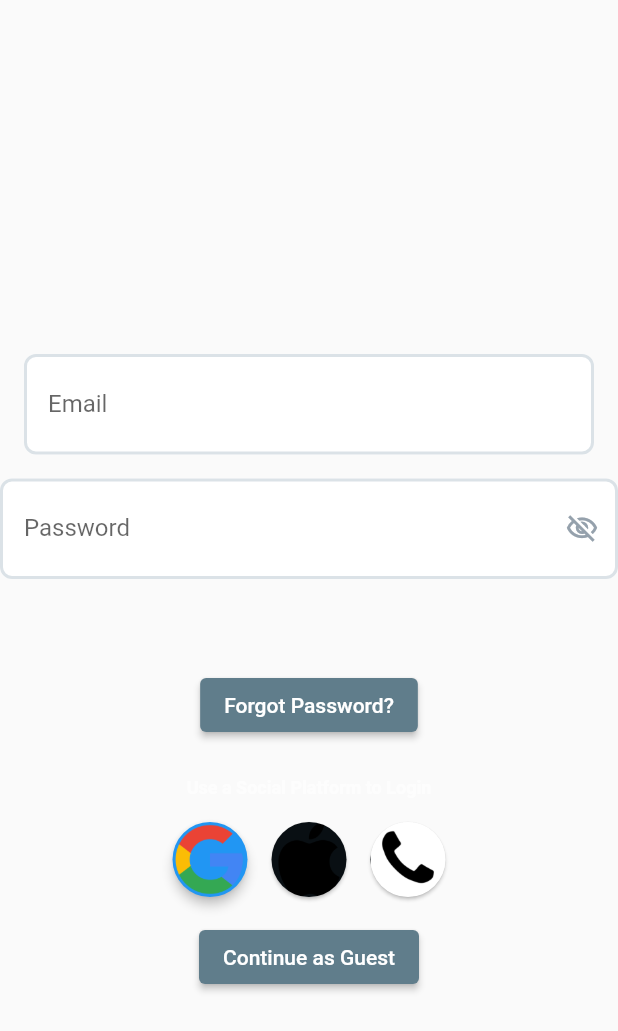
After one commit to kosigab/caraxis, a Flutter app: the FLoginPage screen opened directly, on a phone screen of 412 x 824 dp. The commit adds this screen. Shown: the top 1031 px of the screen. Run offline on Flutter 3.47's test engine with Material 2 defaults, Android fonts, the phone set to English and light mode, and no system bars; drawn by our look-alikes of auto_size_text; our stand-ins replace contacts_service, flutter_dotenv, google_fonts, google_maps_flutter, permission_handler, sliding_up_panel; Roboto replaces fonts that are missing (Lexend Deca).

```diff
--- a/lib/components/bottom_nav.dart
+++ b/lib/components/bottom_nav.dart
@@ -14,6 +14,7 @@ class _BottomNavState extends State<BottomNav> {
   @override
   Widget build(BuildContext context) {
     return BottomNavigationBar(
+      backgroundColor: Colors.black87,
       items: const <BottomNavigationBarItem>[
         BottomNavigationBarItem(
           icon: Icon(Icons.home),
@@ -37,6 +38,7 @@ class _BottomNavState extends State<BottomNav> {
       selectedItemColor: Theme.of(context).primaryColor,
       unselectedItemColor: Colors.grey,
       showUnselectedLabels: false,
+
       type: BottomNavigationBarType.fixed,
     );
   }
--- /dev/null
+++ b/lib/fleetp/flogin_page.dart
@@ -0,0 +1,250 @@
+import 'package:flutter/material.dart';
+import 'package:google_fonts/google_fonts.dart';
+import 'package:auto_size_text/auto_size_text.dart';
+
+class FLoginPage extends StatefulWidget {
+  @override
+  _FLoginPageState createState() => _FLoginPageState();
+}
+
+class _FLoginPageState extends State<FLoginPage> {
+  final TextEditingController emailAddressController = TextEditingController();
+  final TextEditingController passwordController = TextEditingController();
+  bool passwordVisibility = false;
+
+  // Validators - implement as per your requirements
+  String? emailAddressControllerValidator(String? value) {
+    return null;
+  }
+
+  String? passwordControllerValidator(String? value) {
+    return null;
+  }
+
+  @override
+  Widget build(BuildContext context) {
+    return Scaffold(
+      body: SafeArea(
+        child: Padding(
+          padding: EdgeInsetsDirectional.fromSTEB(0, 0, 0, 0),
+          child: SingleChildScrollView(
+            child: Column(
+              mainAxisSize: MainAxisSize.max,
+              mainAxisAlignment: MainAxisAlignment.spaceBetween,
+              crossAxisAlignment: CrossAxisAlignment.center,
+              children: [
+                Image.asset(
+                  'assets/images/kosview.png',
+                  width: 0,
+                  height: 200,
+                  fit: BoxFit.cover,
+                ),
+                Padding(
+                  padding: EdgeInsetsDirectional.fromSTEB(0, 24, 0, 0),
+                  child: Column(
+                    mainAxisSize: MainAxisSize.max,
+                    children: [
+                      Padding(
+                        padding: EdgeInsetsDirectional.fromSTEB(16, 12, 16, 0),
+                        child: TextFormField(
+                          controller: emailAddressController,
+                          keyboardType: TextInputType.emailAddress,
+                          decoration: InputDecoration(
+                            labelText: 'Email',
+                            hintText: 'Enter your email here...',
+                            enabledBorder: OutlineInputBorder(
+                              borderSide: BorderSide(
+                                color: Color(0xFFDBE2E7),
+                                width: 2,
+                              ),
+                              borderRadius: BorderRadius.circular(8),
+                            ),
+                            focusedBorder: OutlineInputBorder(
+                              borderSide: BorderSide(
+                                color: Colors.transparent,
+                                width: 2,
+                              ),
+                              borderRadius: BorderRadius.circular(8),
+                            ),
+                            filled: true,
+                            fillColor: Colors.white,
+                            contentPadding: EdgeInsetsDirectional.fromSTEB(16, 24, 0, 24),
+                          ),
+                          validator: emailAddressControllerValidator,
+                        ),
+                      ),
+                    ],
+                  ),
+                ),
+                Padding(
+                  padding: EdgeInsetsDirectional.fromSTEB(0, 16, 0, 0),
+                  child: Row(
+                    mainAxisSize: MainAxisSize.max,
+                    mainAxisAlignment: MainAxisAlignment.center,
+                    children: [
+                      Expanded(
+                        child: TextFormField(
+                          controller: passwordController,
+                          obscureText: !passwordVisibility,
+                          decoration: InputDecoration(
+                            labelText: 'Password',
+                            hintText: 'Enter your email here...',
+                            enabledBorder: OutlineInputBorder(
+                              borderSide: BorderSide(
+                                color: Color(0xFFDBE2E7),
+                                width: 2,
+                              ),
+                              borderRadius: BorderRadius.circular(8),
+                            ),
+                            focusedBorder: OutlineInputBorder(
+                              borderSide: BorderSide(
+                                color: Colors.transparent,
+                                width: 2,
+                              ),
+                              borderRadius: BorderRadius.circular(8),
+                            ),
+                            filled: true,
+                            fillColor: Colors.white,
+                            contentPadding: EdgeInsetsDirectional.fromSTEB(16, 24, 24, 24),
+                            suffixIcon: InkWell(
+                              onTap: () {
+                                setState(() {
+                                  passwordVisibility = !passwordVisibility;
+                                });
+                              },
+                              child: Icon(
+                                passwordVisibility
+                                    ? Icons.visibility_outlined
+                                    : Icons.visibility_off_outlined,
+                                color: Color(0xFF95A1AC),
+                                size: 22,
+                              ),
+                            ),
+                          ),
+                          validator: passwordControllerValidator,
+                        ),
+                      ),
+                    ],
+                  ),
+                ),
+                Padding(
+                  padding: EdgeInsetsDirectional.fromSTEB(0, 24, 0, 44),
+                  child: Row(
+                    mainAxisSize: MainAxisSize.max,
+                    mainAxisAlignment: MainAxisAlignment.center,
+                    children: [
+                      Expanded(
+                        child: Padding(
+                          padding: EdgeInsetsDirectional.fromSTEB(0, 24, 0, 0),
+                          child: Column(
+                            mainAxisSize: MainAxisSize.max,
+                            children: [
+                              Padding(
+                                padding: EdgeInsetsDirectional.fromSTEB(0, 12, 0, 24),
+                                child: ElevatedButton(
+                                  onPressed: () async {
+                                    // Navigate to ForgotPasswordWidget
+                                  },
+                                  child: Text('Forgot Password?'),
+                                ),
+                              ),
+                              AutoSizeText(
+                                'Use a Social Platform to Login',
+                                textAlign: TextAlign.center,
+                                style: GoogleFonts.getFont(
+                                  'Lexend Deca',
+                                  color: Color(0xB2FFFFFF),
+                                  fontWeight: FontWeight.bold,
+                                  fontSize: 12,
+                                ),
+                              ),
+                              Padding(
+                                padding: EdgeInsetsDirectional.fromSTEB(0, 12, 0, 0),
+                                child: Row(
+                                  mainAxisSize: MainAxisSize.max,
+                                  mainAxisAlignment: MainAxisAlignment.center,
+                                  children: [
+                                    Padding(
+                                      padding: EdgeInsetsDirectional.fromSTEB(0, 0, 8, 0),
+                                      child: Card(
+                                        clipBehavior: Clip.antiAliasWithSaveLayer,
+                                        color: Colors.blue, // Custom Color 1
+                                        elevation: 3,
+                                        shape: RoundedRectangleBorder(
+                                          borderRadius: BorderRadius.circular(50),
+                                        ),
+                                        child: Image.asset(
+                                          'assets/images/Book.png',
+                                          width: 50,
+                                          height: 50,
+                                          fit: BoxFit.cover,
+                                        ),
+                                      ),
+                                    ),
+                                    Padding(
+                                      padding: EdgeInsetsDirectional.fromSTEB(0, 0, 8, 0),
+                                      child: Card(
+                                        clipBehavior: Clip.antiAliasWithSaveLayer,
+                                        color: Color(0xFF090F13),
+                                        shape: RoundedRectangleBorder(
+                                          borderRadius: BorderRadius.circular(50),
+                                        ),
+                                        child: Image.asset(
+                                          'assets/images/apple.png',
+                                          width: 50,
+                                          height: 50,
+                                          fit: BoxFit.cover,
+                                        ),
+                                      ),
+                                    ),
+                                    Card(
+                                      clipBehavior: Clip.antiAliasWithSaveLayer,
+                                      color: Color(0xFF090F13),
+                                      shape: RoundedRectangleBorder(
+                                        borderRadius: BorderRadius.circular(50),
+                                      ),
+                                      child: Image.asset(
+                                        'assets/images/Book_Copy_2.png',
+                                        width: 50,
+                                        height: 50,
+                                        fit: BoxFit.cover,
+                                      ),
+                                    ),
+                                  ],
+                                ),
+                              ),
+                              Padding(
+                                padding: EdgeInsetsDirectional.fromSTEB(0, 12, 0, 0),
+                                child: ElevatedButton(
+                                  onPressed: () async {
+                                    // TODO: Implement AuthManager or FirebaseAuth here.
+                                    // final user = await AuthManager.signInAnonymously();
+                                    // if (user == null) {
+                                    //   return;
+                                    // }
+                                    // await Navigator.pushAndRemoveUntil(
+                                    //   context,
+                                    //   MaterialPageRoute(
+                                    //     builder: (context) => NavBarPage(initialPage: 'HomePage'),
+                                    //   ),
+                                    //   (r) => false,
+                                    // );
+                                  },
+                                  child: Text('Continue as Guest'),
+                                ),
+                              ),
+                            ],
+                          ),
+                        ),
+                      ),
+                    ],
+                  ),
+                ),
+              ],
+            ),
+          ),
+        ),
+      ),
+    );
+  }
+}
--- a/pubspec.yaml
+++ b/pubspec.yaml
@@ -21,6 +21,7 @@ dependencies:
   contacts_service: ^0.6.1
   permission_handler: ^10.2.0
   multi_select_flutter: ^4.1.3
+  auto_size_text: ^3.0.0
 
 dev_dependencies:
   flutter_test:
@@ -31,3 +32,5 @@ flutter:
   uses-material-design: true
   assets:
     - lib/images/
+    - assets/
+    - assets/images/
```
Also changed, not shown: lib/components/slide_up.dart (added, +67 -0 lines), lib/fleetp/main_page.dart (added, +227 -0 lines), lib/main.dart (+6 -2 lines), lib/pages/contacts_page.dart (+48 -22 lines), lib/pages/dashboard_page.dart (+18 -47 lines), assets/images/Book.png (added), assets/images/Book_Copy_2.png (added), assets/images/apple.png (added), assets/images/carFull@2x.png (added), assets/images/google.png (added), assets/images/kosview.png (added), pubspec.lock, 3 other files.
